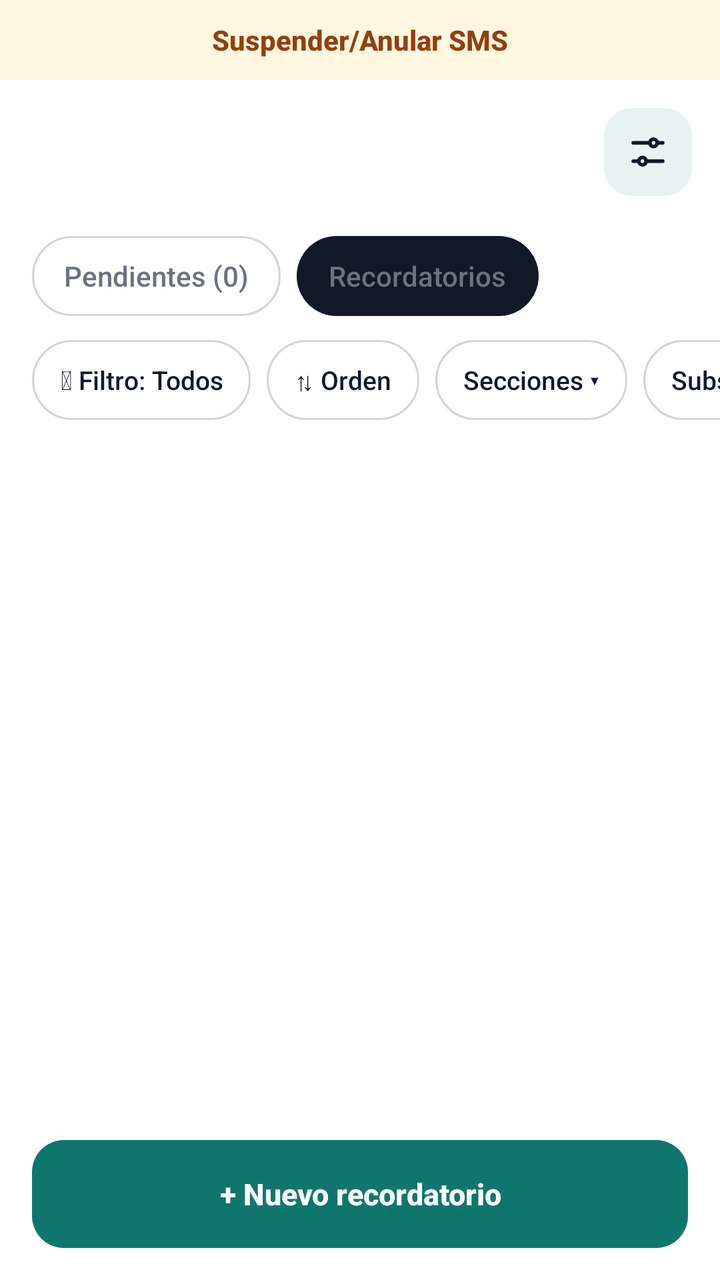
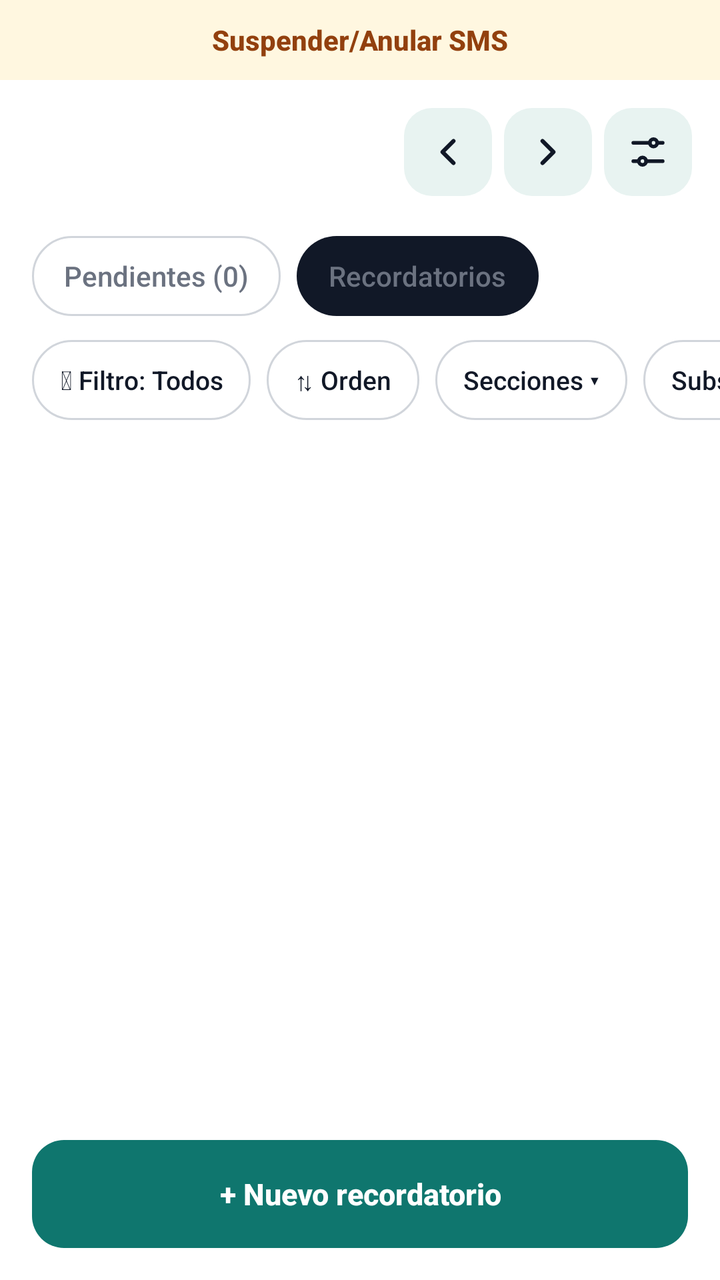

Screens rendered from an Android XML layout before and after an edit, with the pre-edit source and the edit as a unified diff.
<!-- AndroidManifest.xml: application theme Tema -->
<!-- res/layout/activity_main.xml -->
<?xml version="1.0" encoding="utf-8"?>
<LinearLayout xmlns:android="http://schemas.android.com/apk/res/android"
    android:layout_width="match_parent"
    android:layout_height="match_parent"
    android:background="@color/fondo"
    android:orientation="vertical">

    
    <LinearLayout
        android:id="@+id/franjaSms"
        android:layout_width="match_parent"
        android:layout_height="wrap_content"
        android:background="@color/sms_franja"
        android:orientation="vertical">

        <Button
            android:id="@+id/btnSms"
            style="?android:attr/borderlessButtonStyle"
            android:layout_width="match_parent"
            android:layout_height="40dp"
            android:minHeight="40dp"
            android:fontFamily="sans-serif-medium"
            android:text="Suspender/Anular SMS"
            android:textAllCaps="false"
            android:textColor="@color/sms_texto"
            android:textSize="14sp"
            android:textStyle="bold" />

        <TextView
            android:id="@+id/avisoSms"
            android:layout_width="match_parent"
            android:layout_height="wrap_content"
            android:background="@color/rojo_suave"
            android:gravity="center"
            android:padding="8dp"
            android:text="Envíos SMS se encuentran SUSPENDIDOS/ANULADOS"
            android:textColor="@color/rojo"
            android:textSize="14sp"
            android:textStyle="bold"
            android:visibility="gone" />
    </LinearLayout>

    
    <LinearLayout
        android:layout_width="match_parent"
        android:layout_height="wrap_content"
        android:gravity="center_vertical"
        android:orientation="horizontal"
        android:paddingStart="20dp"
        android:paddingTop="14dp"
        android:paddingEnd="14dp"
        android:paddingBottom="4dp">

        <TextView
            android:id="@+id/tvSemana"
            android:layout_width="0dp"
            android:layout_height="wrap_content"
            android:layout_weight="1"
            android:fontFamily="sans-serif-black"
            android:textColor="@color/texto"
            android:textSize="26sp" />

        <ImageButton
            android:id="@+id/btnAjustes"
            android:layout_width="44dp"
            android:layout_height="44dp"
            android:background="@drawable/dia"
            android:contentDescription="Ajustes"
            android:src="@drawable/ic_ajustes" />
    </LinearLayout>

    <TextView
        android:id="@+id/aviso"
        android:layout_width="match_parent"
        android:layout_height="wrap_content"
        android:layout_marginHorizontal="16dp"
        android:layout_marginBottom="8dp"
        android:background="@drawable/boton"
        android:backgroundTint="@color/aviso_fondo"
        android:padding="14dp"
        android:textColor="@color/aviso_texto"
        android:textSize="15sp"
        android:visibility="gone" />

    
    <TextView
        android:id="@+id/avisoVersion"
        android:layout_width="match_parent"
        android:layout_height="wrap_content"
        android:layout_marginHorizontal="16dp"
        android:layout_marginBottom="8dp"
        android:background="@drawable/boton_principal"
        android:padding="12dp"
        android:textColor="@color/sobre_acento"
        android:textSize="15sp"
        android:textStyle="bold"
        android:visibility="gone" />

    
    <LinearLayout
        android:id="@+id/semana"
        android:layout_width="match_parent"
        android:layout_height="wrap_content"
        android:orientation="horizontal"
        android:paddingHorizontal="14dp"
        android:paddingVertical="8dp" />

    
    <LinearLayout
        android:layout_width="match_parent"
        android:layout_height="wrap_content"
        android:orientation="horizontal"
        android:paddingHorizontal="16dp"
        android:paddingBottom="4dp">

        <LinearLayout
            android:id="@+id/tabPendientes"
            android:layout_width="wrap_content"
            android:layout_height="40dp"
            android:layout_marginEnd="8dp"
            android:background="@drawable/chip"
            android:gravity="center"
            android:orientation="vertical"
            android:paddingHorizontal="16dp">

            <TextView
                android:id="@+id/tvTabPendientes"
                android:layout_width="wrap_content"
                android:layout_height="wrap_content"
                android:fontFamily="sans-serif-medium"
                android:text="Pendientes (0)"
                android:textSize="14sp" />
        </LinearLayout>

        <LinearLayout
            android:id="@+id/tabRecordatorios"
            android:layout_width="wrap_content"
            android:layout_height="40dp"
            android:background="@drawable/chip_on"
            android:gravity="center"
            android:orientation="vertical"
            android:paddingHorizontal="16dp">

            <TextView
                android:id="@+id/tvTabRecordatorios"
                android:layout_width="wrap_content"
                android:layout_height="wrap_content"
                android:fontFamily="sans-serif-medium"
                android:text="Recordatorios"
                android:textSize="14sp" />
        </LinearLayout>
    </LinearLayout>

    
    <LinearLayout
        android:id="@+id/panelPendientes"
        android:layout_width="match_parent"
        android:layout_height="0dp"
        android:layout_weight="1"
        android:orientation="vertical"
        android:visibility="gone">

        <ScrollView
            android:layout_width="match_parent"
            android:layout_height="0dp"
            android:layout_weight="1">

            <LinearLayout
                android:id="@+id/listaPendientes"
                android:layout_width="match_parent"
                android:layout_height="wrap_content"
                android:orientation="vertical"
                android:paddingHorizontal="16dp"
                android:paddingTop="8dp" />
        </ScrollView>

        <Button
            android:id="@+id/btnNuevoPendiente"
            style="@style/Boton.Principal"
            android:layout_width="match_parent"
            android:layout_height="wrap_content"
            android:layout_margin="16dp"
            android:text="+ Carga de «Pendiente»" />
    </LinearLayout>

    
    <LinearLayout
        android:id="@+id/panelRecordatorios"
        android:layout_width="match_parent"
        android:layout_height="0dp"
        android:layout_weight="1"
        android:orientation="vertical">

        
        <HorizontalScrollView
            android:layout_width="match_parent"
            android:layout_height="wrap_content"
            android:clipToPadding="false"
            android:paddingHorizontal="16dp"
            android:paddingVertical="8dp"
            android:scrollbars="none">

            <LinearLayout
                android:layout_width="wrap_content"
                android:layout_height="wrap_content"
                android:orientation="horizontal">

                <Button
                    android:id="@+id/btnFiltro"
                    style="@style/Boton.Chip"
                    android:layout_width="wrap_content"
                    android:layout_height="40dp"
                    android:layout_marginEnd="8dp"
                    android:text="⏷ Filtro: Todos" />

                <Button
                    android:id="@+id/btnOrden"
                    style="@style/Boton.Chip"
                    android:layout_width="wrap_content"
                    android:layout_height="40dp"
                    android:layout_marginEnd="8dp"
                    android:text="⇅ Orden" />

                <Button
                    android:id="@+id/btnSecciones"
                    style="@style/Boton.Chip"
                    android:layout_width="wrap_content"
                    android:layout_height="40dp"
                    android:layout_marginEnd="8dp"
                    android:text="Secciones ▾" />

                <Button
                    android:id="@+id/btnSubsecciones"
                    style="@style/Boton.Chip"
                    android:layout_width="wrap_content"
                    android:layout_height="40dp"
                    android:layout_marginEnd="8dp"
                    android:text="Subsecciones ▾" />

                <Button
                    android:id="@+id/btnNotas"
                    style="@style/Boton.Chip"
                    android:layout_width="wrap_content"
                    android:layout_height="40dp"
                    android:text="Ocultar notas" />
            </LinearLayout>
        </HorizontalScrollView>

        <TextView
            android:id="@+id/avisoFiltro"
            android:layout_width="match_parent"
            android:layout_height="wrap_content"
            android:layout_marginHorizontal="16dp"
            android:layout_marginBottom="6dp"
            android:background="@drawable/boton"
            android:backgroundTint="@color/acento_suave"
            android:gravity="center"
            android:padding="8dp"
            android:textColor="@color/texto"
            android:textSize="13sp"
            android:visibility="gone" />

        <LinearLayout
            android:id="@+id/barraSeleccion"
            android:layout_width="match_parent"
            android:layout_height="wrap_content"
            android:layout_marginHorizontal="16dp"
            android:background="@drawable/boton"
            android:gravity="center_vertical"
            android:orientation="horizontal"
            android:paddingStart="14dp"
            android:visibility="gone">

            <TextView
                android:id="@+id/tvSeleccion"
                android:layout_width="0dp"
                android:layout_height="wrap_content"
                android:layout_weight="1"
                android:textStyle="bold" />

            <Button
                android:id="@+id/btnAcciones"
                style="?android:attr/borderlessButtonStyle"
                android:layout_width="wrap_content"
                android:layout_height="wrap_content"
                android:textAllCaps="false"
                android:textColor="@color/acento"
                android:text="Acciones ▾" />

            <Button
                android:id="@+id/btnCancelarSeleccion"
                style="?android:attr/borderlessButtonStyle"
                android:layout_width="wrap_content"
                android:layout_height="wrap_content"
                android:textAllCaps="false"
                android:textColor="@color/texto2"
                android:text="Cancelar" />
        </LinearLayout>

        <ScrollView
            android:layout_width="match_parent"
            android:layout_height="0dp"
            android:layout_weight="1">

            <LinearLayout
                android:id="@+id/lista"
                android:layout_width="match_parent"
                android:layout_height="wrap_content"
                android:orientation="vertical"
                android:paddingHorizontal="16dp"
                android:paddingBottom="8dp" />
        </ScrollView>

        <Button
            android:id="@+id/btnNuevo"
            style="@style/Boton.Principal"
            android:layout_width="match_parent"
            android:layout_height="wrap_content"
            android:layout_margin="16dp"
            android:text="+ Nuevo recordatorio" />
    </LinearLayout>
</LinearLayout>
<!-- resources referenced by this layout -->
<resources>
  <color name="acento">#0F766E</color>
  <color name="acento_suave">#CCFBF1</color>
  <color name="aviso_fondo">#FEF3C7</color>
  <color name="aviso_texto">#78350F</color>
  <color name="fondo">#FFFFFF</color>
  <color name="rojo">#B91C1C</color>
  <color name="rojo_suave">#FEE2E2</color>
  <color name="sms_franja">#FFF7E0</color>
  <color name="sms_texto">#92400E</color>
  <color name="sobre_acento">#FFFFFF</color>
  <color name="texto">#111827</color>
  <color name="texto2">#4B5563</color>
  <!-- drawable boton (drawable) -->
  <?xml version="1.0" encoding="utf-8"?>
  <ripple xmlns:android="http://schemas.android.com/apk/res/android" android:color="?android:attr/colorControlHighlight">
      <item><shape android:shape="rectangle"><corners android:radius="14dp" /><solid android:color="@color/superficie" /></shape></item>
  </ripple>
  <!-- drawable chip_on (drawable) -->
  <?xml version="1.0" encoding="utf-8"?>
  <ripple xmlns:android="http://schemas.android.com/apk/res/android" android:color="?android:attr/colorControlHighlight">
      <item><shape android:shape="rectangle"><corners android:radius="999dp" /><solid android:color="@color/tab_on" /></shape></item>
  </ripple>
  <!-- drawable dia (drawable) -->
  <?xml version="1.0" encoding="utf-8"?>
  <ripple xmlns:android="http://schemas.android.com/apk/res/android" android:color="?android:attr/colorControlHighlight">
      <item><shape android:shape="rectangle"><corners android:radius="14dp" /><solid android:color="@color/dia_fondo" /></shape></item>
  </ripple>
  <style name="Boton.Principal">
          <item name="android:background">@drawable/boton_principal</item>
          <item name="android:textColor">@color/sobre_acento</item>
          <item name="android:textStyle">bold</item>
          <item name="android:minHeight">54dp</item>
      </style>
  <style name="Tema" parent="TemaBase" />
  <color name="superficie">#F1F5F4</color>
  <color name="borde">#D1D5DB</color>
  <color name="tab_on">#111827</color>
  <color name="dia_fondo">#E8F3F1</color>
  <color name="texto3">#6B7280</color>
  <style name="BarraSuperior" parent="android:Widget.DeviceDefault.ActionBar.Solid">
          <item name="android:background">@color/fondo</item>
          <item name="android:elevation">0dp</item>
          <item name="android:titleTextStyle">@style/BarraSuperior.Titulo</item>
      </style>
  <style name="Selector" parent="android:Widget.DeviceDefault.Spinner">
          <item name="android:background">@drawable/campo</item>
          <item name="android:minHeight">48dp</item>
      </style>
  <style name="BarraSuperior.Titulo" parent="android:TextAppearance.DeviceDefault.Widget.ActionBar.Title">
          <item name="android:textColor">@color/texto</item>
          <item name="android:textSize">22sp</item>
          <item name="android:textStyle">bold</item>
      </style>
  <!-- drawable campo (drawable) -->
  <?xml version="1.0" encoding="utf-8"?>
  <shape xmlns:android="http://schemas.android.com/apk/res/android" android:shape="rectangle">
      <corners android:radius="14dp" />
      <solid android:color="@color/fondo" />
      <stroke android:width="1dp" android:color="@color/borde" />
  </shape>
  <!-- unchanged entries left out for length: 7 -->
</resources>

<!-- the commit's change to res/layout/activity_main.xml (unified diff, before → after) -->
@@ -59,6 +59,25 @@
             android:fontFamily="sans-serif-black"
             android:textColor="@color/texto"
             android:textSize="26sp" />
+
+        
+        <ImageButton
+            android:id="@+id/btnSemAnt"
+            android:layout_width="44dp"
+            android:layout_height="44dp"
+            android:layout_marginEnd="6dp"
+            android:background="@drawable/dia"
+            android:contentDescription="Días anteriores"
+            android:src="@drawable/ic_ant" />
+
+        <ImageButton
+            android:id="@+id/btnSemSig"
+            android:layout_width="44dp"
+            android:layout_height="44dp"
+            android:layout_marginEnd="6dp"
+            android:background="@drawable/dia"
+            android:contentDescription="Días siguientes"
+            android:src="@drawable/ic_sig" />
 
         <ImageButton
             android:id="@+id/btnAjustes"
<!-- resource entries referenced after the edit -->
@@ -27,6 +27,16 @@
   <ripple xmlns:android="http://schemas.android.com/apk/res/android" android:color="?android:attr/colorControlHighlight">
       <item><shape android:shape="rectangle"><corners android:radius="14dp" /><solid android:color="@color/dia_fondo" /></shape></item>
   </ripple>
+  <!-- drawable ic_ant (drawable) -->
+  <?xml version="1.0" encoding="utf-8"?>
+  <vector xmlns:android="http://schemas.android.com/apk/res/android" android:width="22dp" android:height="22dp" android:viewportWidth="24" android:viewportHeight="24">
+      <path android:strokeColor="@color/texto" android:strokeWidth="2.2" android:strokeLineCap="round" android:strokeLineJoin="round" android:pathData="M15,18l-6,-6l6,-6" />
+  </vector>
+  <!-- drawable ic_sig (drawable) -->
+  <?xml version="1.0" encoding="utf-8"?>
+  <vector xmlns:android="http://schemas.android.com/apk/res/android" android:width="22dp" android:height="22dp" android:viewportWidth="24" android:viewportHeight="24">
+      <path android:strokeColor="@color/texto" android:strokeWidth="2.2" android:strokeLineCap="round" android:strokeLineJoin="round" android:pathData="M9,18l6,-6l-6,-6" />
+  </vector>
   <style name="Boton.Principal">
           <item name="android:background">@drawable/boton_principal</item>
           <item name="android:textColor">@color/sobre_acento</item>
